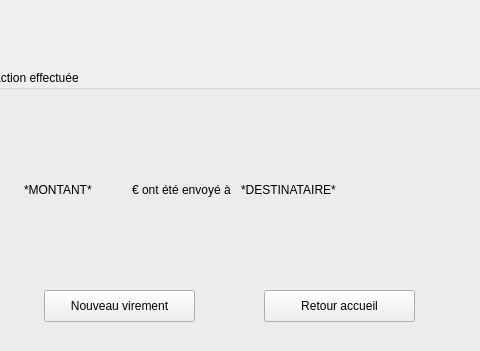
The window that N27UI/mainwindow.ui (Slyvred/N27) describes before a commit, drawn with Qt 5; both pictures show x 146 to 626 and y 0 to 351 of the 812 by 534 pixel window.
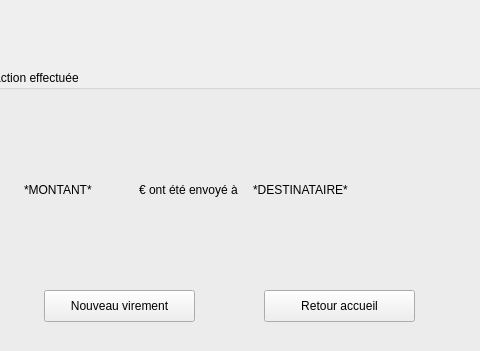
The same window after the commit. The open tabs and pages were chosen to show the change.

Diff of the .ui file:
```diff
--- a/N27UI/mainwindow.ui
+++ b/N27UI/mainwindow.ui
@@ -686,13 +686,13 @@
         <string>Retour accueil</string>
        </property>
       </widget>
-      <widget class="QWidget" name="">
+      <widget class="QWidget" name="layoutWidget">
        <property name="geometry">
         <rect>
          <x>60</x>
          <y>110</y>
-         <width>319</width>
-         <height>19</height>
+         <width>338</width>
+         <height>20</height>
         </rect>
        </property>
        <layout class="QHBoxLayout" name="horizontalLayout_11">
```
Left out of the diff: 5 changed lines with no effect on the pictures.
